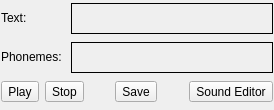
Above: Tools/Horde3DEditor/src/GameEnginePlugIn/PhonemeEditorWidget.ui from shdpl/nawia before the change. Below: the same form after it.
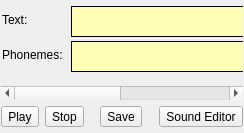
That is the form after the change.

Commit message: PhonemeEditorWidget: - Added time line elements - Values editable - Added scrollbar

What changed in the file:
```diff
--- a/Tools/Horde3DEditor/src/GameEnginePlugIn/PhonemeEditorWidget.ui
+++ b/Tools/Horde3DEditor/src/GameEnginePlugIn/PhonemeEditorWidget.ui
@@ -5,8 +5,8 @@
    <rect>
     <x>0</x>
     <y>0</y>
-    <width>274</width>
-    <height>110</height>
+    <width>244</width>
+    <height>133</height>
    </rect>
   </property>
   <property name="sizePolicy" >
@@ -35,15 +35,180 @@
     <number>6</number>
    </property>
    <item>
-    <layout class="QHBoxLayout" >
-     <property name="sizeConstraint" >
-      <enum>QLayout::SetDefaultConstraint</enum>
+    <widget class="QScrollArea" name="scrollArea" >
+     <property name="sizePolicy" >
+      <sizepolicy vsizetype="Preferred" hsizetype="Expanding" >
+       <horstretch>0</horstretch>
+       <verstretch>0</verstretch>
+      </sizepolicy>
      </property>
-     <item>
+     <property name="minimumSize" >
+      <size>
+       <width>0</width>
+       <height>95</height>
+      </size>
+     </property>
+     <property name="frameShape" >
+      <enum>QFrame::NoFrame</enum>
+     </property>
+     <property name="frameShadow" >
+      <enum>QFrame::Plain</enum>
+     </property>
+     <property name="lineWidth" >
+      <number>0</number>
+     </property>
+     <property name="verticalScrollBarPolicy" >
+      <enum>Qt::ScrollBarAlwaysOff</enum>
+     </property>
+     <property name="horizontalScrollBarPolicy" >
+      <enum>Qt::ScrollBarAlwaysOn</enum>
+     </property>
+     <property name="widgetResizable" >
+      <bool>false</bool>
+     </property>
+     <widget class="QWidget" name="m_phonemeScrollArea" >
+      <property name="geometry" >
+       <rect>
+        <x>0</x>
+        <y>0</y>
+        <width>490</width>
+        <height>95</height>
+       </rect>
+      </property>
+      <property name="sizePolicy" >
+       <sizepolicy vsizetype="Fixed" hsizetype="Expanding" >
+        <horstretch>0</horstretch>
+        <verstretch>0</verstretch>
+       </sizepolicy>
+      </property>
+      <property name="minimumSize" >
+       <size>
+        <width>0</width>
+        <height>0</height>
+       </size>
+      </property>
+      <widget class="QFrame" name="m_phonemes" >
+       <property name="geometry" >
+        <rect>
+         <x>70</x>
+         <y>40</y>
+         <width>390</width>
+         <height>31</height>
+        </rect>
+       </property>
+       <property name="sizePolicy" >
+        <sizepolicy vsizetype="Fixed" hsizetype="Expanding" >
+         <horstretch>0</horstretch>
+         <verstretch>0</verstretch>
+        </sizepolicy>
+       </property>
+       <property name="minimumSize" >
+        <size>
+         <width>200</width>
+         <height>31</height>
+        </size>
+       </property>
+       <property name="palette" >
+        <palette>
+         <active>
+          <colorrole role="Window" >
+           <brush brushstyle="SolidPattern" >
+            <color alpha="255" >
+             <red>255</red>
+             <green>255</green>
+             <blue>185</blue>
+            </color>
+           </brush>
+          </colorrole>
+         </active>
+         <inactive>
+          <colorrole role="Window" >
+           <brush brushstyle="SolidPattern" >
+            <color alpha="255" >
+             <red>255</red>
+             <green>255</green>
+             <blue>185</blue>
+            </color>
+           </brush>
+          </colorrole>
+         </inactive>
+         <disabled>
+          <colorrole role="Window" >
+           <brush brushstyle="SolidPattern" >
+            <color alpha="255" >
+             <red>255</red>
+             <green>255</green>
+             <blue>185</blue>
+            </color>
+           </brush>
+          </colorrole>
+         </disabled>
+        </palette>
+       </property>
+       <property name="toolTip" >
+        <string>Here you can edit the phonemes.</string>
+       </property>
+       <property name="statusTip" >
+        <string>Here you can edit the phonemes.</string>
+       </property>
+       <property name="whatsThis" >
+        <string>&lt;!DOCTYPE HTML PUBLIC "-//W3C//DTD HTML 4.0//EN" "http://www.w3.org/TR/REC-html40/strict.dtd">
+&lt;html>&lt;head>&lt;meta name="qrichtext" content="1" />&lt;style type="text/css">
+p, li { white-space: pre-wrap; }
+&lt;/style>&lt;/head>&lt;body style=" font-family:'MS Shell Dlg 2'; font-size:7.8pt; font-weight:400; font-style:normal;">
+&lt;p style=" margin-top:0px; margin-bottom:0px; margin-left:0px; margin-right:0px; -qt-block-indent:0; text-indent:0px;">&lt;span style=" font-size:8pt;">Here you can edit the phonemes.&lt;/span>&lt;/p>
+&lt;p style=" margin-top:0px; margin-bottom:0px; margin-left:0px; margin-right:0px; -qt-block-indent:0; text-indent:0px; font-size:8pt;">You can change their timing and their value.&lt;/p>&lt;/body>&lt;/html></string>
+       </property>
+       <property name="autoFillBackground" >
+        <bool>true</bool>
+       </property>
+       <property name="frameShape" >
+        <enum>QFrame::Panel</enum>
+       </property>
+       <property name="frameShadow" >
+        <enum>QFrame::Plain</enum>
+       </property>
+      </widget>
+      <widget class="QLabel" name="phonemeLabel" >
+       <property name="geometry" >
+        <rect>
+         <x>1</x>
+         <y>47</y>
+         <width>64</width>
+         <height>17</height>
+        </rect>
+       </property>
+       <property name="sizePolicy" >
+        <sizepolicy vsizetype="Fixed" hsizetype="Fixed" >
+         <horstretch>0</horstretch>
+         <verstretch>0</verstretch>
+        </sizepolicy>
+       </property>
+       <property name="minimumSize" >
+        <size>
+         <width>64</width>
+         <height>0</height>
+        </size>
+       </property>
+       <property name="text" >
+        <string>Phonemes:</string>
+       </property>
+       <property name="alignment" >
+        <set>Qt::AlignLeading|Qt::AlignLeft|Qt::AlignTop</set>
+       </property>
+      </widget>
       <widget class="QLabel" name="textLabel" >
        <property name="enabled" >
         <bool>true</bool>
        </property>
+       <property name="geometry" >
+        <rect>
+         <x>1</x>
+         <y>12</y>
+         <width>64</width>
+         <height>17</height>
+        </rect>
+       </property>
        <property name="sizePolicy" >
         <sizepolicy vsizetype="Fixed" hsizetype="Fixed" >
          <horstretch>0</horstretch>
@@ -63,9 +228,15 @@
         <set>Qt::AlignLeading|Qt::AlignLeft|Qt::AlignTop</set>
        </property>
       </widget>
-     </item>
-     <item>
       <widget class="QFrame" name="m_text" >
+       <property name="geometry" >
+        <rect>
+         <x>70</x>
+         <y>5</y>
+         <width>390</width>
+         <height>31</height>
+        </rect>
+       </property>
        <property name="sizePolicy" >
         <sizepolicy vsizetype="Fixed" hsizetype="Expanding" >
          <horstretch>0</horstretch>
@@ -78,6 +249,43 @@
          <height>31</height>
         </size>
        </property>
+       <property name="palette" >
+        <palette>
+         <active>
+          <colorrole role="Window" >
+           <brush brushstyle="SolidPattern" >
+            <color alpha="255" >
+             <red>255</red>
+             <green>255</green>
+             <blue>185</blue>
+            </color>
+           </brush>
+          </colorrole>
+         </active>
+         <inactive>
+          <colorrole role="Window" >
+           <brush brushstyle="SolidPattern" >
+            <color alpha="255" >
+             <red>255</red>
+             <green>255</green>
+             <blue>185</blue>
+            </color>
+           </brush>
+          </colorrole>
+         </inactive>
+         <disabled>
+          <colorrole role="Window" >
+           <brush brushstyle="SolidPattern" >
+            <color alpha="255" >
+             <red>255</red>
+             <green>255</green>
+             <blue>185</blue>
+            </color>
+           </brush>
+          </colorrole>
+         </disabled>
+        </palette>
+       </property>
        <property name="toolTip" >
         <string>Here you can edit the phoneme text.</string>
        </property>
@@ -88,6 +296,9 @@
         <string>Here you can edit the phoneme text.
 It is not important that the words are written correctly, it is more important that the spelling is obvious.</string>
        </property>
+       <property name="autoFillBackground" >
+        <bool>true</bool>
+       </property>
        <property name="frameShape" >
         <enum>QFrame::Panel</enum>
        </property>
@@ -101,76 +312,11 @@
         <number>0</number>
        </property>
       </widget>
-     </item>
-    </layout>
+     </widget>
+    </widget>
    </item>
    <item>
-    <layout class="QHBoxLayout" name="_2" >
-     <property name="sizeConstraint" >
-      <enum>QLayout::SetDefaultConstraint</enum>
-     </property>
-     <item>
-      <widget class="QLabel" name="phonemeLabel" >
-       <property name="sizePolicy" >
-        <sizepolicy vsizetype="Fixed" hsizetype="Fixed" >
-         <horstretch>0</horstretch>
-         <verstretch>0</verstretch>
-        </sizepolicy>
-       </property>
-       <property name="minimumSize" >
-        <size>
-         <width>64</width>
-         <height>0</height>
-        </size>
-       </property>
-       <property name="text" >
-        <string>Phonemes:</string>
-       </property>
-       <property name="alignment" >
-        <set>Qt::AlignLeading|Qt::AlignLeft|Qt::AlignTop</set>
-       </property>
-      </widget>
-     </item>
-     <item>
-      <widget class="QFrame" name="m_phonemes" >
-       <property name="sizePolicy" >
-        <sizepolicy vsizetype="Fixed" hsizetype="Expanding" >
-         <horstretch>0</horstretch>
-         <verstretch>0</verstretch>
-        </sizepolicy>
-       </property>
-       <property name="minimumSize" >
-        <size>
-         <width>200</width>
-         <height>31</height>
-        </size>
-       </property>
-       <property name="toolTip" >
-        <string>Here you can edit the phonemes.</string>
-       </property>
-       <property name="statusTip" >
-        <string>Here you can edit the phonemes.</string>
-       </property>
-       <property name="whatsThis" >
-        <string>&lt;!DOCTYPE HTML PUBLIC "-//W3C//DTD HTML 4.0//EN" "http://www.w3.org/TR/REC-html40/strict.dtd">
-&lt;html>&lt;head>&lt;meta name="qrichtext" content="1" />&lt;style type="text/css">
-p, li { white-space: pre-wrap; }
-&lt;/style>&lt;/head>&lt;body style=" font-family:'MS Shell Dlg 2'; font-size:7.8pt; font-weight:400; font-style:normal;">
-&lt;p style=" margin-top:0px; margin-bottom:0px; margin-left:0px; margin-right:0px; -qt-block-indent:0; text-indent:0px;">&lt;span style=" font-size:8pt;">Here you can edit the phonemes.&lt;/span>&lt;/p>
-&lt;p style=" margin-top:0px; margin-bottom:0px; margin-left:0px; margin-right:0px; -qt-block-indent:0; text-indent:0px; font-size:8pt;">You can change their timing and their value.&lt;/p>&lt;/body>&lt;/html></string>
-       </property>
-       <property name="frameShape" >
-        <enum>QFrame::Panel</enum>
-       </property>
-       <property name="frameShadow" >
-        <enum>QFrame::Plain</enum>
-       </property>
-      </widget>
-     </item>
-    </layout>
-   </item>
-   <item>
-    <layout class="QHBoxLayout" name="_3" >
+    <layout class="QHBoxLayout" >
      <property name="sizeConstraint" >
       <enum>QLayout::SetDefaultConstraint</enum>
      </property>
@@ -189,7 +335,7 @@
       </widget>
      </item>
      <item>
-      <spacer name="spacer" >
+      <spacer>
        <property name="orientation" >
         <enum>Qt::Horizontal</enum>
        </property>
@@ -209,7 +355,7 @@
       </widget>
      </item>
      <item>
-      <spacer name="spacer_2" >
+      <spacer>
        <property name="orientation" >
         <enum>Qt::Horizontal</enum>
        </property>
```
The commit also changes 8 other files.
